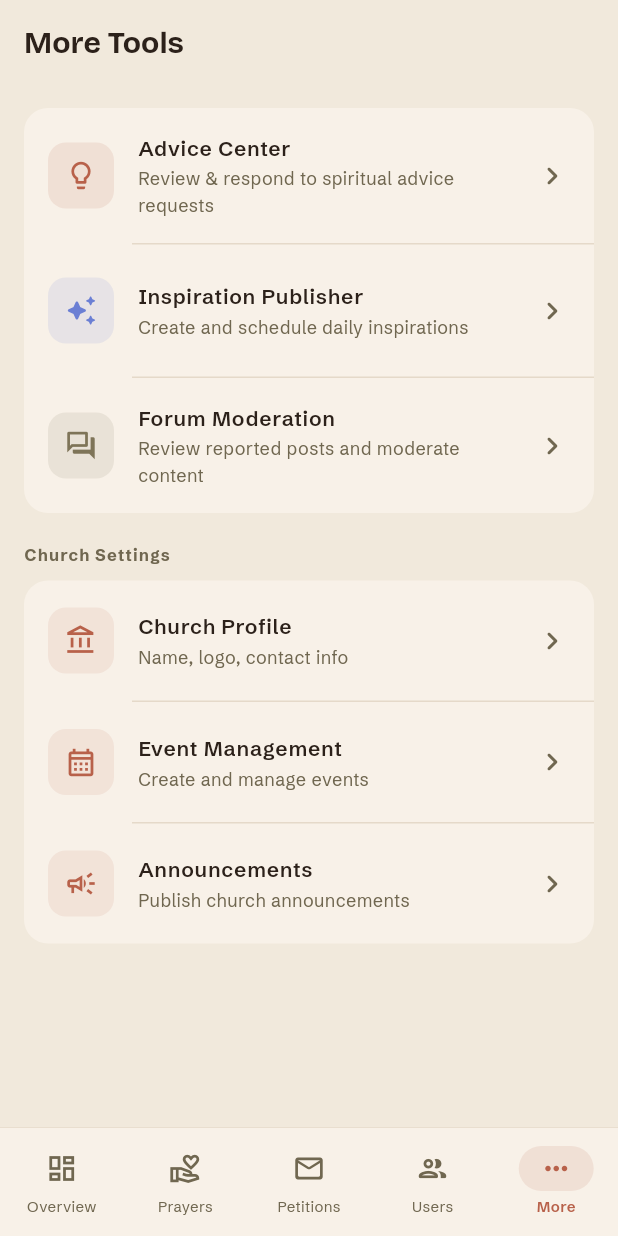
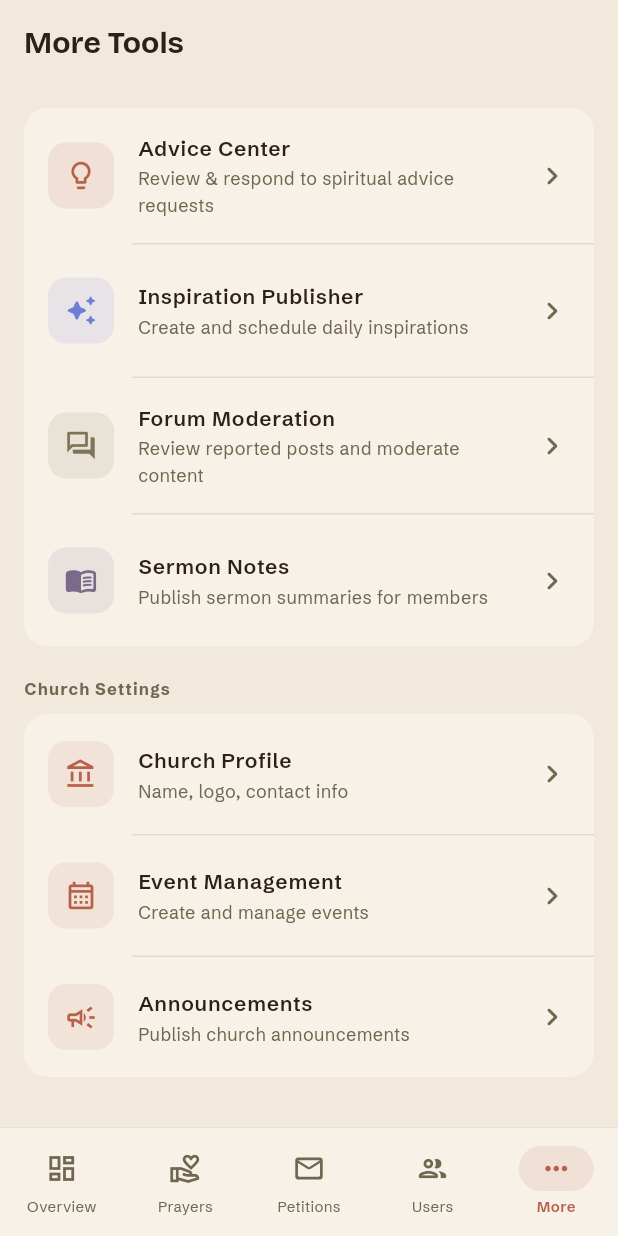
Before and after one commit to elorm-ye/Kingdom-Quest, a Flutter app: the AdminMoreScreen screen opened by its route, on a phone screen of 412 x 824 dp. Run offline on Flutter 3.47's test engine with Material 3 defaults, Android fonts, the phone set to English and light mode, and no system bars; drawn by our look-alikes of flutter_animate; our stand-ins replace firebase_messaging, flutter_riverpod, go_router, google_fonts, shared_preferences, supabase_flutter; accounts and stored records are empty.

Commit message:
feat: implement admin navigation, add admin more screen, and synchronize web data models with backend schema

```diff
--- a/lib/core/router/app_router.dart
+++ b/lib/core/router/app_router.dart
@@ -34,6 +34,7 @@ import '../../features/admin/presentation/admin_more_screen.dart';
 import '../../features/admin/presentation/admin_advice_screen.dart';
 import '../../features/admin/presentation/admin_inspiration_screen.dart';
 import '../../features/admin/presentation/admin_forum_screen.dart';
+import '../../features/admin/presentation/admin_sermon_notes_screen.dart';
 
 final _rootNavigatorKey = GlobalKey<NavigatorState>();
 final _shellNavigatorKey = GlobalKey<NavigatorState>();
@@ -187,6 +188,10 @@ final routerProvider = Provider<GoRouter>((ref) {
         path: '/admin/forum',
         builder: (c, s) => const AdminForumScreen(),
       ),
+      GoRoute(
+        path: '/admin/sermon-notes',
+        builder: (c, s) => const AdminSermonNotesScreen(),
+      ),
     ],
   );
 });
--- a/lib/features/admin/presentation/admin_more_screen.dart
+++ b/lib/features/admin/presentation/admin_more_screen.dart
@@ -40,6 +40,13 @@ class AdminMoreScreen extends StatelessWidget {
         title: 'Forum Moderation',
         subtitle: 'Review reported posts and moderate content',
         route: '/admin/forum',
+      ),
+      (
+        icon: Icons.menu_book_rounded,
+        color: const Color(0xFF7B6B8A),
+        title: 'Sermon Notes',
+        subtitle: 'Publish sermon summaries for members',
+        route: '/admin/sermon-notes',
       ),
     ];
 
```
Also changed, not shown: 1 other file.
